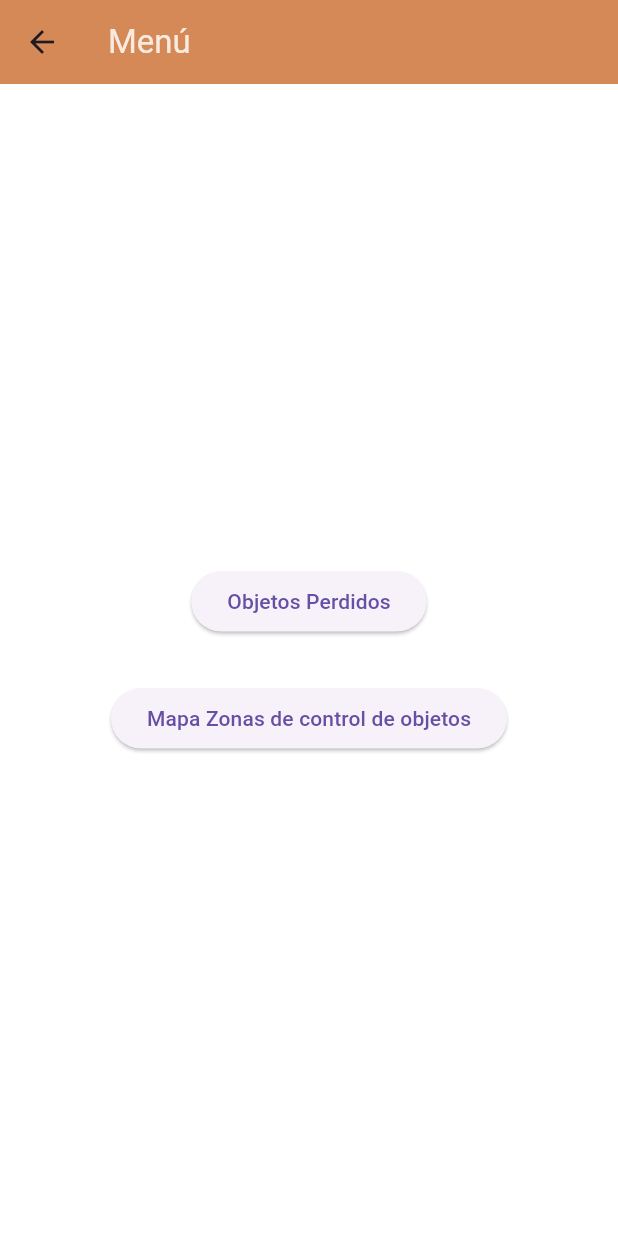
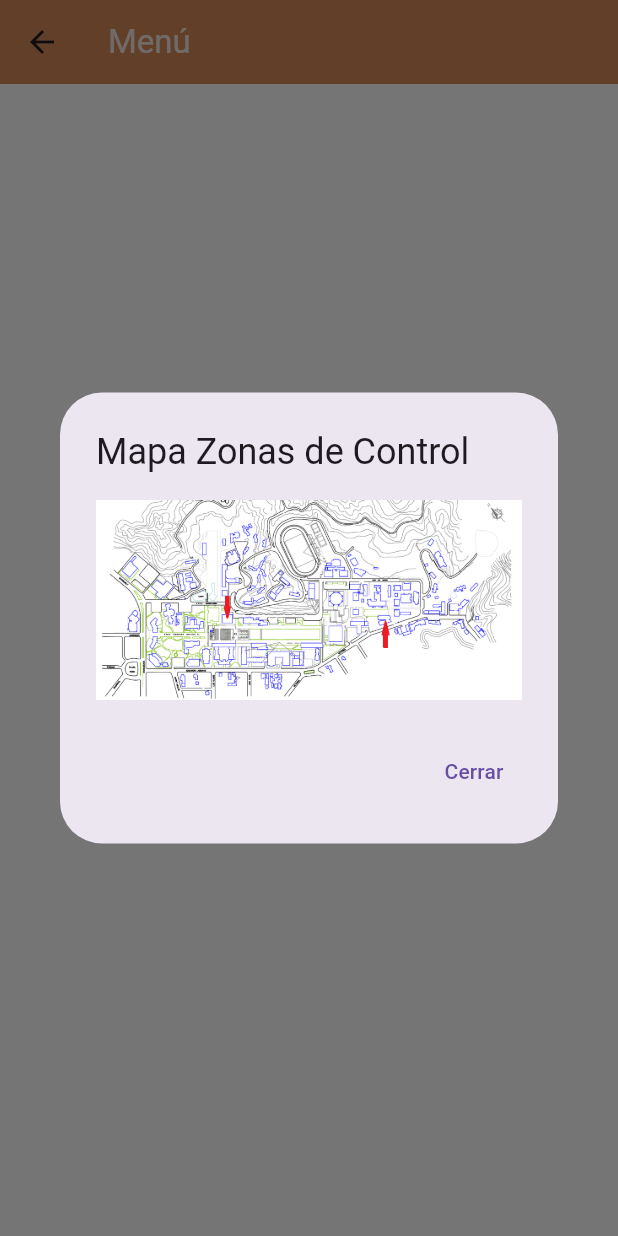
Before and after one commit to rodohub09/ProyectoSoftware, a Flutter app: the MenuInicial screen opened directly, after a tap on "Mapa Zonas de control de objetos", on a phone screen of 412 x 824 dp. Run offline on Flutter 3.47's test engine with Material 3 defaults, Android fonts, the phone set to English and light mode, and no system bars.

Commit message:
Merge de todos los cambios

```diff
--- a/objetosperdidos_aplication/lib/Visuals/MenuReportes.dart
+++ b/objetosperdidos_aplication/lib/Visuals/MenuReportes.dart
@@ -31,6 +31,7 @@
   @override
   Widget build(BuildContext context) {
     return Scaffold(
+      appBar: AppBar(title: Text('Menu de Reportes'), centerTitle: true),
       body: Center(
         child: Column(
           children: [
--- a/objetosperdidos_aplication/lib/screens/menu_inicial.dart
+++ b/objetosperdidos_aplication/lib/screens/menu_inicial.dart
@@ -30,7 +30,23 @@
             ),
             SizedBox(height: 30),
             ElevatedButton(
-              onPressed: () {},
+              onPressed: () {showDialog(
+                  context: context,
+                  builder: (context) {
+                    return AlertDialog(
+                      title: Text("Mapa Zonas de Control"),
+                      content: Image.asset('assets/image/mapaUDEC.png'),
+                      actions: [
+                        TextButton(
+                          onPressed: () {
+                            Navigator.of(context).pop();
+                          },
+                          child: Text("Cerrar"),
+                        ),
+                      ],
+                    );
+                  },
+                );},
               child: Text("Mapa Zonas de control de objetos"),
             ),
           ],
```
Also changed, not shown: objetosperdidos_aplication/lib/Visuals/CrearReporte.dart (+27 -7 lines).
